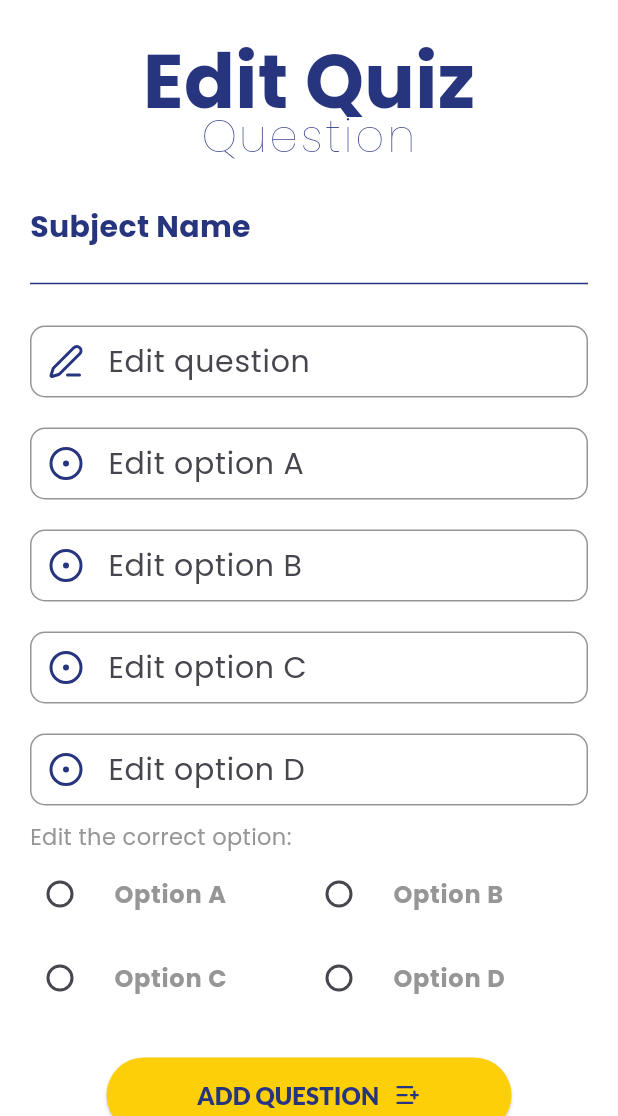
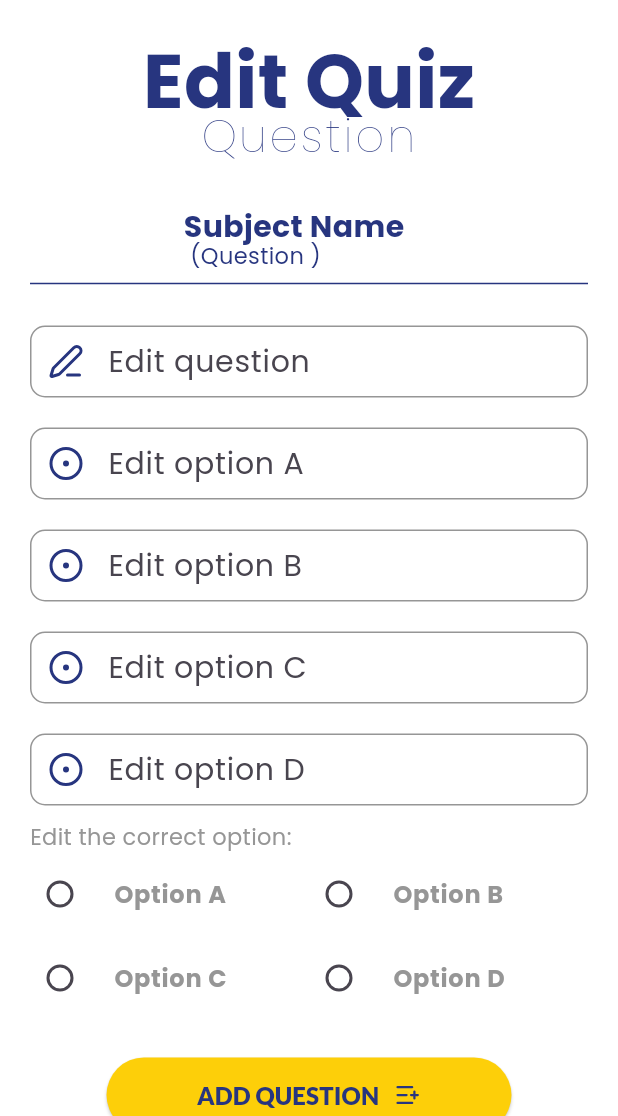
Before and after one commit to gaurav1-9/gcu_knowledge_hub, a Flutter app: the EditQuiz screen opened directly with empty values, on a phone screen of 412 x 824 dp, the part 120-1236 px from its top. Run offline on Flutter 3.47's test engine with Material 3 defaults, Android fonts, the phone set to English and light mode, and no system bars; our stand-ins replace google_fonts, lucide_icons, shared_preferences; accounts and stored records are empty; network calls fail.

Commit message:
Admin edit quiz UI bug fixed

```diff
--- a/app_stuffs/lib/screens/admin_quiz_details_edit_question.dart
+++ b/app_stuffs/lib/screens/admin_quiz_details_edit_question.dart
@@ -20,6 +20,7 @@ class EditQuiz extends StatefulWidget {
   final String schID;
   final String questionID;
   final String question;
+  final String questionNo;
   final String opA;
   final String opB;
   final String opC;
@@ -38,6 +39,7 @@ class EditQuiz extends StatefulWidget {
     required this.opC,
     required this.opD,
     required this.correctOption,
+    required this.questionNo,
   });
 
   @override
@@ -107,7 +109,9 @@ class _EditQuizState extends State<EditQuiz> {
               const SizedBox(
                 height: 40,
               ),
-              Column(
+              Container(
+                padding: const EdgeInsets.only(right: 20),
+                child: Column(
                   mainAxisAlignment: MainAxisAlignment.center,
                   crossAxisAlignment: CrossAxisAlignment.start,
                   children: [
@@ -121,7 +125,7 @@ class _EditQuizState extends State<EditQuiz> {
                       ),
                     ),
                     Text(
-                    widget.subName,
+                      "${widget.subName} (Question ${widget.questionNo})",
                       style: const TextStyle(
                         height: 1.3,
                         fontWeight: FontWeight.normal,
@@ -129,10 +133,14 @@ class _EditQuizState extends State<EditQuiz> {
                         color: AppColor.marianBlue,
                       ),
                     ),
+                    const SizedBox(
+                      width: 5,
+                    ),
+                  ],
+                ),
+              ),
               const Divider(
                 color: AppColor.marianBlue,
-                  ),
-                ],
               ),
               const SizedBox(
                 height: 20,
--- a/app_stuffs/lib/screens/admin_quiz_details_questions.dart
+++ b/app_stuffs/lib/screens/admin_quiz_details_questions.dart
@@ -265,6 +265,8 @@ class _AdminQuizDetailsQuestionsState extends State<AdminQuizDetailsQuestions> {
                                                                     .elementAt(
                                                                         index)[
                                                                 'qName'],
+                                                            questionNo:
+                                                                "${index + 1}",
                                                           );
                                                         },
                                                       ),
```
Lines whose indentation alone changed are shown as unchanged.
